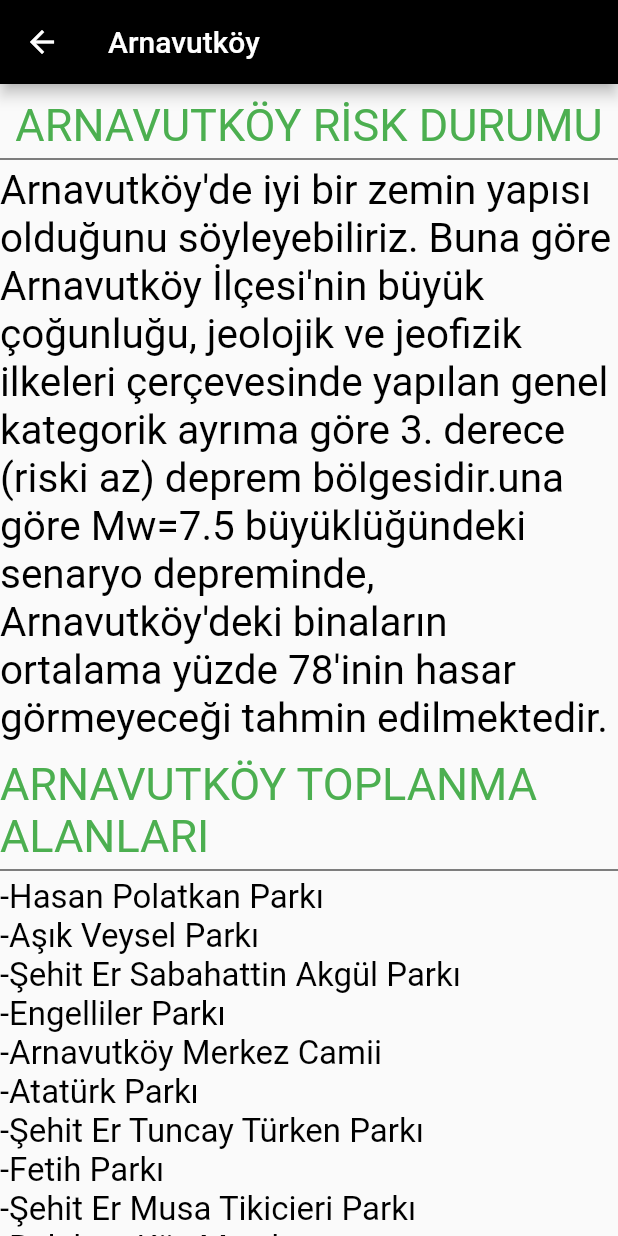
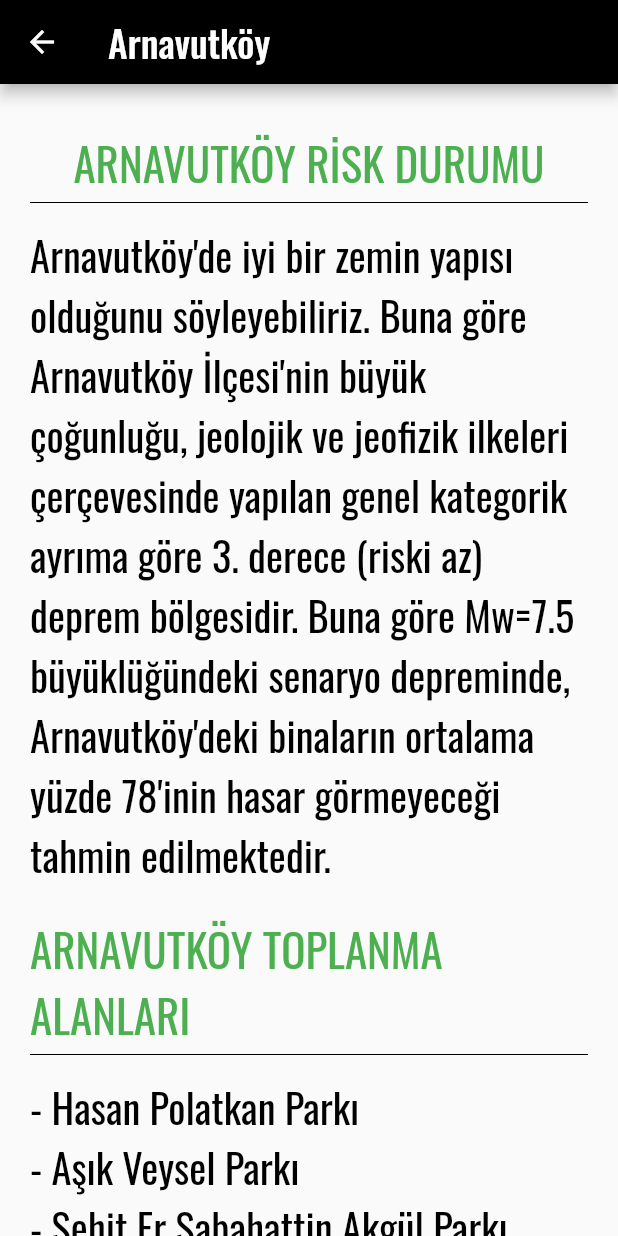
Before and after one commit to burak2209/Risk-Istanbul, a Flutter app: the Arnavutkoy screen opened directly, on a phone screen of 412 x 824 dp. Run offline on Flutter 3.47's test engine with Material 2 defaults, Android fonts, the light colour scheme and no system bars; our stand-ins replace google_fonts.

Commit message:
- Arnavutkoy düzenlendi

```diff
--- a/lib/Arnavutkoy.dart
+++ b/lib/Arnavutkoy.dart
@@ -1,4 +1,5 @@
 import 'package:flutter/material.dart';
+import 'package:google_fonts/google_fonts.dart';
 import 'package:riskistanbul/Anamenu.dart';
 
 class Arnavutkoy extends StatefulWidget {
@@ -12,54 +13,68 @@ class _ArnavutkoyState extends State<Arnavutkoy> {
   Widget build(BuildContext context) {
     return Scaffold(
       appBar: AppBar(
-        title: Text("Arnavutköy"),
+        title: Text("Arnavutköy",style: GoogleFonts.oswald(fontSize: 25),),
         backgroundColor: Colors.black,
       ),
       body: SingleChildScrollView(
         child: Center(
+          child: Padding(
+            padding: EdgeInsets.symmetric(horizontal: 20),
             child: Column(
+              crossAxisAlignment: CrossAxisAlignment.stretch,
               children: <Widget>[
                 SizedBox(
-                height: 10,
+                  height: 30,
                 ),
-              Text(
+                Center(
+                  child: Text(
                     "ARNAVUTKÖY RİSK DURUMU",
-                style: TextStyle(
+                    style: GoogleFonts.oswald(
                       fontSize: 30,
                       color: Colors.green,
+                    ),
                   ),
                 ),
                 Divider(
                   height: 10,
                   color: Colors.black,
                 ),
+                SizedBox(
+                  height: 10,
+                ),
                 Text(
-                "Arnavutköy'de iyi bir zemin yapısı olduğunu söyleyebiliriz. Buna göre Arnavutköy İlçesi'nin büyük çoğunluğu, jeolojik ve jeofizik ilkeleri çerçevesinde yapılan genel kategorik ayrıma göre 3. derece (riski az) deprem bölgesidir.una göre Mw=7.5 büyüklüğündeki senaryo depreminde, Arnavutköy'deki binaların ortalama yüzde 78'inin hasar görmeyeceği tahmin edilmektedir.",
-                style: TextStyle(
+                  "Arnavutköy'de iyi bir zemin yapısı olduğunu söyleyebiliriz. Buna göre Arnavutköy İlçesi'nin büyük çoğunluğu, jeolojik ve jeofizik ilkeleri çerçevesinde yapılan genel kategorik ayrıma göre 3. derece (riski az) deprem bölgesidir. Buna göre Mw=7.5 büyüklüğündeki senaryo depreminde, Arnavutköy'deki binaların ortalama yüzde 78'inin hasar görmeyeceği tahmin edilmektedir.",
+                  style: GoogleFonts.oswald(
                     fontSize: 27,
                     color: Colors.black,
                   ),
                 ),
                 SizedBox(
-                height: 10,
+                  height: 20,
                 ),
-              Text(
+                Align(
+                  alignment: Alignment.center,
+                  child: Text(
                     "ARNAVUTKÖY TOPLANMA ALANLARI",
-                style: TextStyle(
+                    style: GoogleFonts.oswald(
                       fontSize: 30,
                       color: Colors.green,
+                    ),
                   ),
                 ),
                 Divider(
                   height: 10,
                   color: Colors.black,
                 ),
+                SizedBox(
+                  height: 10,
+                ),
                 Align(
                   alignment: Alignment.centerLeft,
                   child: Text(
-                  "-Hasan Polatkan Parkı",
-                  style: TextStyle(
-                    fontSize: 22,
+                    "- Hasan Polatkan Parkı",
+                    style: GoogleFonts.oswald(
+                      fontSize: 27,
                       color: Colors.black,
                     ),
                   ),
@@ -67,9 +82,9 @@ class _ArnavutkoyState extends State<Arnavutkoy> {
                 Align(
                   alignment: Alignment.centerLeft,
                   child: Text(
-                  "-Aşık Veysel Parkı",
-                  style: TextStyle(
-                    fontSize: 22,
+                    "- Aşık Veysel Parkı",
+                    style: GoogleFonts.oswald(
+                      fontSize: 27,
                       color: Colors.black,
                     ),
                   ),
@@ -77,9 +92,9 @@ class _ArnavutkoyState extends State<Arnavutkoy> {
                 Align(
                   alignment: Alignment.centerLeft,
                   child: Text(
-                  "-Şehit Er Sabahattin Akgül Parkı",
-                  style: TextStyle(
-                    fontSize: 22,
+                    "- Şehit Er Sabahattin Akgül Parkı",
+                    style: GoogleFonts.oswald(
+                      fontSize: 27,
                       color: Colors.black,
                     ),
                   ),
@@ -87,9 +102,9 @@ class _ArnavutkoyState extends State<Arnavutkoy> {
                 Align(
                   alignment: Alignment.centerLeft,
                   child: Text(
-                  "-Engelliler Parkı",
-                  style: TextStyle(
-                    fontSize: 22,
+                    "- Engelliler Parkı",
+                    style: GoogleFonts.oswald(
+                      fontSize: 27,
                       color: Colors.black,
                     ),
                   ),
@@ -97,9 +112,9 @@ class _ArnavutkoyState extends State<Arnavutkoy> {
                 Align(
                   alignment: Alignment.centerLeft,
                   child: Text(
-                  "-Arnavutköy Merkez Camii",
-                  style: TextStyle(
-                    fontSize: 22,
+                    "- İ.B.B Arnavutköy Sosyal Tesisleri",
+                    style: GoogleFonts.oswald(
+                      fontSize: 27,
                       color: Colors.black,
                     ),
                   ),
@@ -107,9 +122,9 @@ class _ArnavutkoyState extends State<Arnavutkoy> {
                 Align(
                   alignment: Alignment.centerLeft,
                   child: Text(
-                  "-Atatürk Parkı",
-                  style: TextStyle(
-                    fontSize: 22,
+                    "- Arnavutköy Şehir Stadı",
+                    style: GoogleFonts.oswald(
+                      fontSize: 27,
                       color: Colors.black,
                     ),
                   ),
@@ -117,9 +132,9 @@ class _ArnavutkoyState extends State<Arnavutkoy> {
                 Align(
                   alignment: Alignment.centerLeft,
                   child: Text(
-                  "-Şehit Er Tuncay Türken Parkı",
-                  style: TextStyle(
-                    fontSize: 22,
+                    "- Arnavutköy Kültür Merkezi",
+                    style: GoogleFonts.oswald(
+                      fontSize: 27,
                       color: Colors.black,
                     ),
                   ),
@@ -127,74 +142,34 @@ class _ArnavutkoyState extends State<Arnavutkoy> {
                 Align(
                   alignment: Alignment.centerLeft,
                   child: Text(
-                  "-Fetih Parkı",
-                  style: TextStyle(
-                    fontSize: 22,
+                    "- Arnavutköy İlçe Emniyet Müdürlüğü",
+                    style: GoogleFonts.oswald(
+                      fontSize: 27,
                       color: Colors.black,
                     ),
                   ),
                 ),
+                SizedBox(height: 20,),
                 Align(
-                alignment: Alignment.centerLeft,
+                  alignment: Alignment.center,
                   child: Text(
-                  "-Şehit Er Musa Tikicieri Parkı",
-                  style: TextStyle(
-                    fontSize: 22,
-                    color: Colors.black,
+                    "ARNAVUTKÖY RİSK HARİTASI",
+                    style: GoogleFonts.oswald(
+                      fontSize: 30,
+                      color: Colors.green,
                     ),
                   ),
                 ),
-              Align(
-                alignment: Alignment.centerLeft,
-                child: Text(
-                  "-Balaban Köy Meydanı",
-                  style: TextStyle(
-                    fontSize: 22,
+                Divider(
+                  height: 10,
                   color: Colors.black,
                 ),
+                SizedBox(
+                  height: 20,
                 ),
+                Image.asset("assets/ArnavutkoyRisk.png")
+              ],
             ),
-              Align(
-                alignment: Alignment.centerLeft,
-                child: Text(
-                  "-Balaban Parkı",
-                  style: TextStyle(
-                    fontSize: 22,
-                    color: Colors.black,
-                  ),
-                ),
-              ),
-              Align(
-                alignment: Alignment.centerLeft,
-                child: Text(
-                  "-Kocayusuf Parkı Hastane Hadımköy",
-                  style: TextStyle(
-                    fontSize: 22,
-                    color: Colors.black,
-                  ),
-                ),
-              ),
-              Align(
-                alignment: Alignment.centerLeft,
-                child: Text(
-                  "-M.F. Çakmak Trafik Eğitim Alanı",
-                  style: TextStyle(
-                    fontSize: 22,
-                    color: Colors.black,
-                  ),
-                ),
-              ),
-              Align(
-                alignment: Alignment.centerLeft,
-                child: Text(
-                  "-Adnan Menderes Parkı",
-                  style: TextStyle(
-                    fontSize: 22,
-                    color: Colors.black,
-                  ),
-                ),
-              ),
-            ],
           ),
         ),
       ),
```
Also changed, not shown: assets/ArnavutkoyRisk.png (added). Lines whose indentation alone changed are shown as unchanged.
